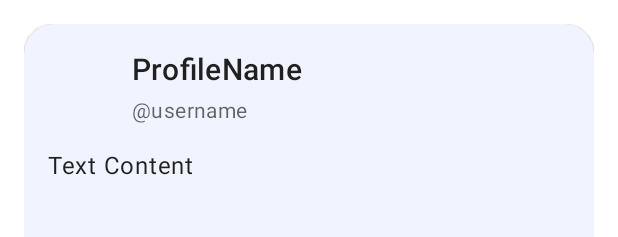
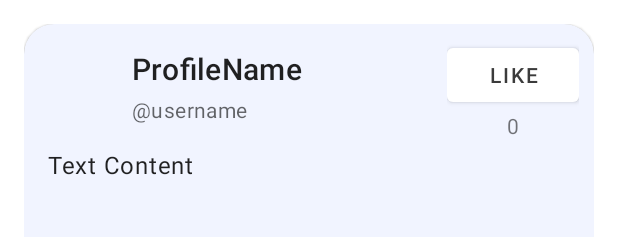
Before and after one commit to sogood99/anyAPP, an Android app: the layout item_tweet.xml on its own in the app's theme, with its tools: preview values and no code run, on a phone screen of 412 x 824 dp. Shown: the top 237 px of the screen. Run offline under Robolectric (Android 15) with nearby library versions, the phone set to English and light mode, and no system bars; plain views replace PlayerView.

Commit message:
Added in Like for Frontend

```diff
--- a/app/src/main/java/com/example/anyapp/FeedFragment.kt
+++ b/app/src/main/java/com/example/anyapp/FeedFragment.kt
@@ -76,6 +76,7 @@ class FeedFragment : Fragment() {
         call.enqueue(object : Callback<List<Tweet>> {
             override fun onResponse(call: Call<List<Tweet>>, response: Response<List<Tweet>>) {
                 val tweetList = response.body()
+                Log.v("Pity", tweetList.toString())
                 tweetList?.let {
                     adapter.tweets = it
                     adapter.notifyDataSetChanged()
--- a/app/src/main/java/com/example/anyapp/Home.kt
+++ b/app/src/main/java/com/example/anyapp/Home.kt
@@ -101,7 +101,7 @@ class Home : AppCompatActivity() {
 
         // For selecting the Home
         binding.homeButton.setOnClickListener { button ->
-            Log.v("Pity", "Clicked Home Button")
+            resetFragPager()
         }
 
         // fragPager stuff: page change
--- a/app/src/main/java/com/example/anyapp/Tweet.kt
+++ b/app/src/main/java/com/example/anyapp/Tweet.kt
@@ -10,4 +10,6 @@ data class Tweet(
     val videoUrl: String?,
     val repliesId: Int,
     val createDate: String,
+    val likes: Int,
+    val isLiked: Boolean,
 )
--- a/app/src/main/java/com/example/anyapp/util/ResponseClasses.kt
+++ b/app/src/main/java/com/example/anyapp/util/ResponseClasses.kt
@@ -21,3 +21,7 @@ data class ProfileResponse(
     val createDate: String,
     val profileInfo: String,
 )
+
+data class LikeResponse(
+    val isLike: Boolean // if not liked -> like, then this is set to true
+)
--- a/app/src/main/res/layout/item_tweet.xml
+++ b/app/src/main/res/layout/item_tweet.xml
@@ -5,6 +5,30 @@
     android:layout_width="match_parent"
     android:layout_height="wrap_content"
     android:padding="16dp">
+
+    <LinearLayout
+        android:layout_width="wrap_content"
+        android:layout_height="wrap_content"
+        android:elevation="10dp"
+        android:gravity="center_horizontal"
+        android:orientation="vertical"
+        android:padding="10dp"
+        app:layout_constraintRight_toRightOf="parent"
+        app:layout_constraintTop_toTopOf="parent">
+
+        <Button
+            android:id="@+id/likeButton"
+            android:layout_width="wrap_content"
+            android:layout_height="wrap_content"
+            android:text="Like" />
+
+        <TextView
+            android:id="@+id/likeCount"
+            android:layout_width="wrap_content"
+            android:layout_height="wrap_content"
+            android:text="0" />
+
+    </LinearLayout>
 
     <com.google.android.material.card.MaterialCardView
         android:id="@+id/card"
```
Also changed, not shown: app/src/main/java/com/example/anyapp/TweetAdapter.kt (+68 -0 lines), app/src/main/java/com/example/anyapp/api/TweetApi.kt (+8 -0 lines).
